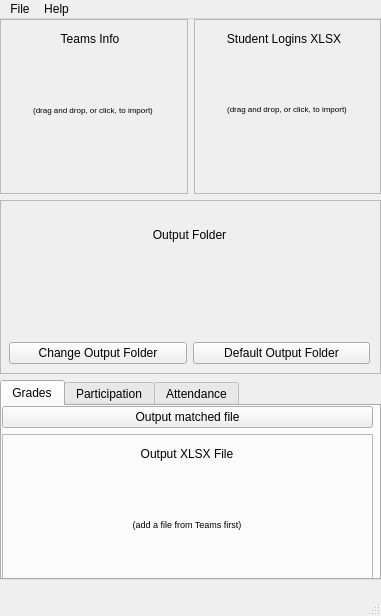
Above: gui/main_window_ref.ui from dylarm/TeamsAtlasBridge before the change. Below: the same form after it.
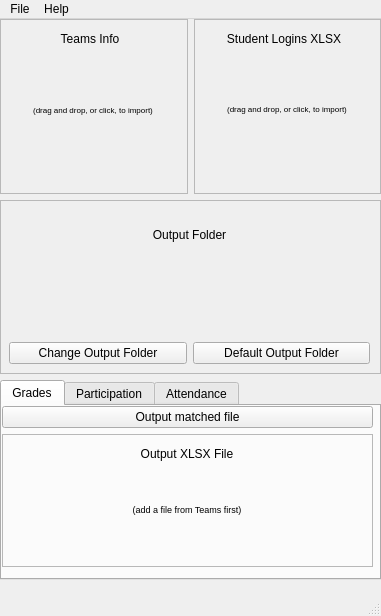
That is the form after the change. Custom widgets are drawn as their Qt base class.

```diff
--- a/gui/main_window_ref.ui
+++ b/gui/main_window_ref.ui
@@ -234,7 +234,7 @@
            <x>0</x>
            <y>0</y>
            <width>371</width>
-           <height>191</height>
+           <height>161</height>
           </rect>
          </property>
          <layout class="QVBoxLayout" name="verticalLayout_3">
@@ -275,7 +275,7 @@
                <x>10</x>
                <y>40</y>
                <width>350</width>
-               <height>100</height>
+               <height>71</height>
               </rect>
              </property>
              <property name="font">
```
Left out of the diff: 24 changed lines with no effect on the pictures.
